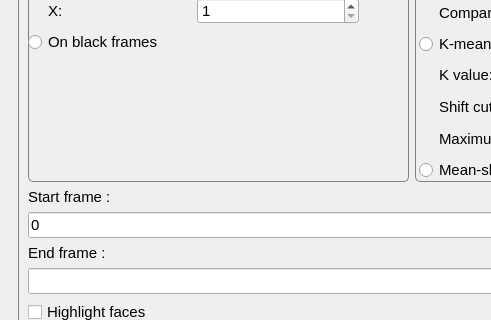
The window that segmenter/gui.ui (animeshsahay/icl_video_segmentation) describes before a commit, drawn with Qt 5; both pictures show x 0 to 491 and y 185 to 505 of the 1030 by 714 pixel window.
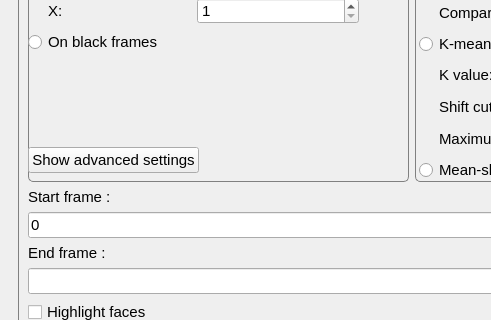
The same window after the commit. Custom widgets are drawn as their Qt base class.

Commit message: Add advanced button

```diff
--- a/segmenter/gui.ui
+++ b/segmenter/gui.ui
@@ -249,7 +249,7 @@
                      <property name="minimumSize">
                       <size>
                        <width>340</width>
-                       <height>0</height>
+                       <height>300</height>
                       </size>
                      </property>
                      <widget class="QWidget" name="verticalLayoutWidget_4">
@@ -360,6 +360,33 @@
                          </property>
                         </spacer>
                        </item>
+                       <item>
+                        <layout class="QHBoxLayout" name="horizontalLayout_9">
+                         <property name="topMargin">
+                          <number>0</number>
+                         </property>
+                         <item>
+                          <widget class="QPushButton" name="advancedButton">
+                           <property name="text">
+                            <string>Show advanced settings</string>
+                           </property>
+                          </widget>
+                         </item>
+                         <item>
+                          <spacer name="horizontalSpacer_4">
+                           <property name="orientation">
+                            <enum>Qt::Horizontal</enum>
+                           </property>
+                           <property name="sizeHint" stdset="0">
+                            <size>
+                             <width>40</width>
+                             <height>20</height>
+                            </size>
+                           </property>
+                          </spacer>
+                         </item>
+                        </layout>
+                       </item>
                       </layout>
                      </widget>
                     </widget>
```
Left out of the diff: 4 changed lines with no effect on the pictures. The commit also changes 2 other files.
